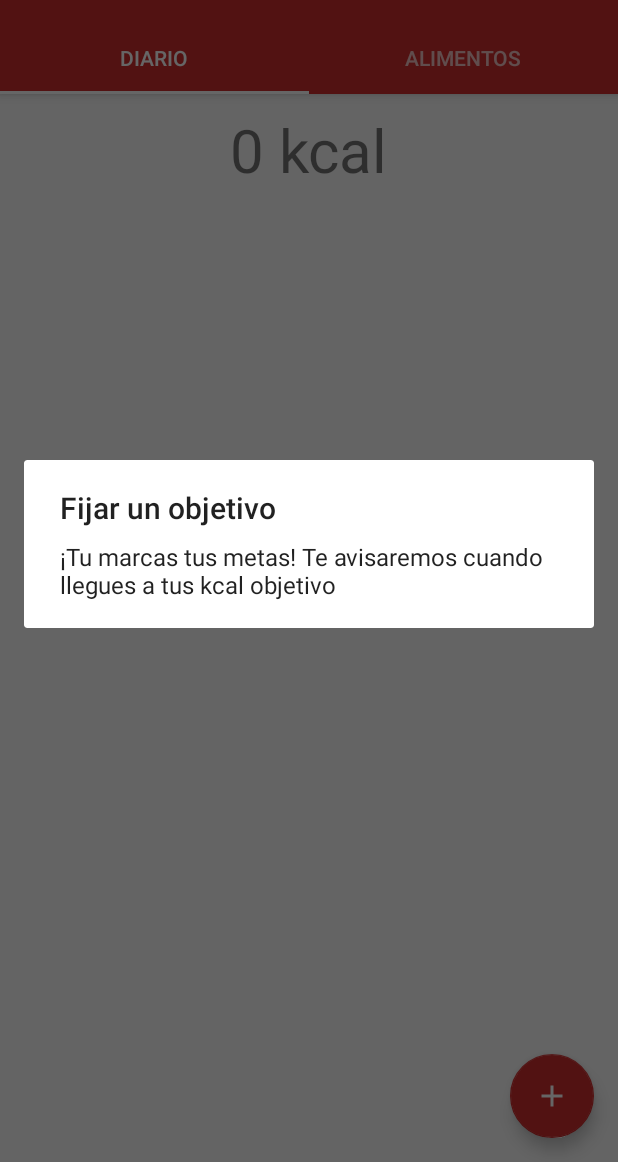
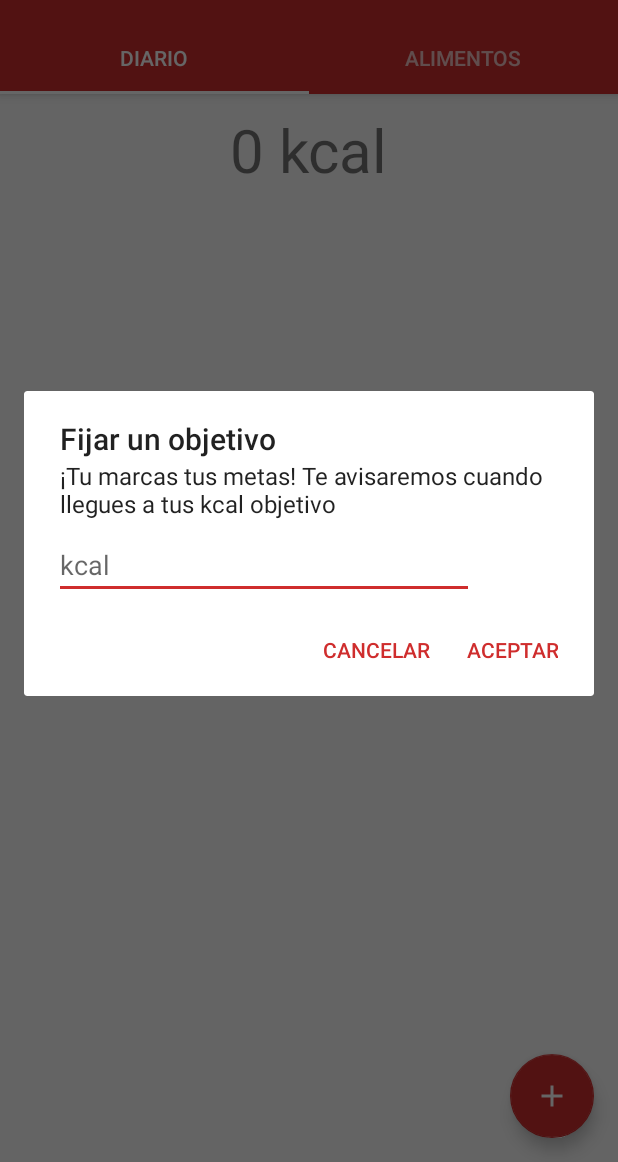
Before and after one commit to JoseGIC/LDM-2, an Android app: the screen it shows after launch (MainActivity), in the options menu, after a tap on "Objetivo", on a phone screen of 412 x 824 dp, the part 74-1236 px from its top. Run offline under Robolectric (Android 15) with nearby library versions, the phone set to English and light mode, and no system bars.

Commit message:
añadido dialogo añadir objetivo

```diff
--- a/app/src/main/java/com/jose/energytracker/MainActivity.java
+++ b/app/src/main/java/com/jose/energytracker/MainActivity.java
@@ -18,6 +18,7 @@ import android.view.LayoutInflater;
 import android.view.Menu;
 import android.view.MenuItem;
 import android.view.View;
+import android.widget.EditText;
 import android.widget.Toast;
 
 import java.util.zip.Inflater;
@@ -93,8 +94,15 @@ public class MainActivity extends AppCompatActivity implements View.OnClickListe
                 //editar objetivo
                 f1 = ((FragmentOne) getSupportFragmentManager().getFragments().get(0));
                 builder = new AlertDialog.Builder(this);
+                LayoutInflater inflater = this.getLayoutInflater();
+                View viewDialog = inflater.inflate(R.layout.new_goal_dialog, null);
+                //EditText editTextNombre = (EditText) viewDialog.findViewById(R.id.nueva_meta);
+
                 builder.setTitle("Fijar un objetivo");
+                builder.setView(viewDialog);
                 builder.setMessage("¡Tu marcas tus metas! Te avisaremos cuando llegues a tus kcal objetivo");
+                builder.setPositiveButton("Aceptar", null);
+                builder.setNegativeButton("Cancelar", null);
                 builder.create().show();
                 break;
 
--- /dev/null
+++ b/app/src/main/res/layout/new_goal_dialog.xml
@@ -0,0 +1,16 @@
+<LinearLayout xmlns:android="http://schemas.android.com/apk/res/android"
+    xmlns:tools="http://schemas.android.com/tools"
+    android:orientation="vertical"
+    android:layout_width="wrap_content"
+    android:layout_height="wrap_content">
+
+    <EditText
+        android:id="@+id/nueva_meta"
+        android:layout_width="match_parent"
+        android:layout_height="wrap_content"
+        android:layout_marginLeft="20dp"
+        android:layout_marginRight="80dp"
+        android:hint="@string/hint_kcal"
+        android:inputType="text" />
+
+</LinearLayout>
```
